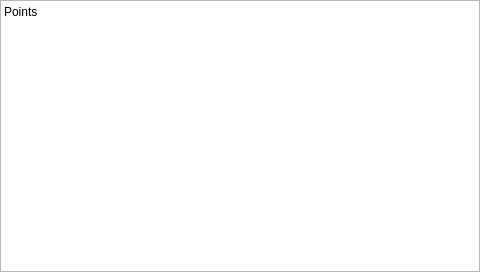
First picture: the form in whackamole/whackAMole/widget.ui, repository syedmohdqasim/ec535, before the edit.
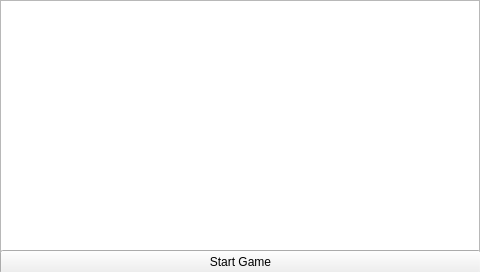
Second picture: the form after the edit.

Commit message: game over screen added

Diff of the .ui file:
```diff
--- a/whackamole/whackAMole/widget.ui
+++ b/whackamole/whackAMole/widget.ui
@@ -35,17 +35,17 @@
     </size>
    </property>
   </widget>
-  <widget class="QLabel" name="pointsDisp">
+  <widget class="QPushButton" name="startButton">
    <property name="geometry">
     <rect>
-     <x>4</x>
-     <y>4</y>
-     <width>62</width>
-     <height>16</height>
+     <x>0</x>
+     <y>250</y>
+     <width>481</width>
+     <height>24</height>
     </rect>
    </property>
    <property name="text">
-    <string>Points</string>
+    <string>Start Game</string>
    </property>
   </widget>
  </widget>
```
The commit also changes 7 other files.
